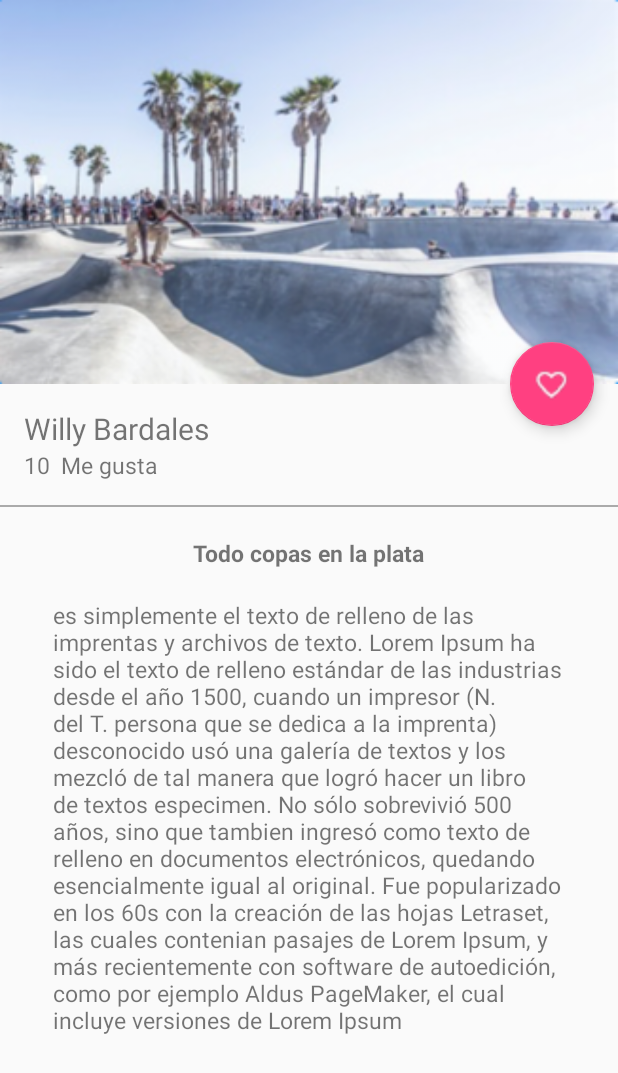
After one commit to willybc/GramMovil, an Android app: the PictureDetailActivity screen opened directly, with no data from a screen before it, on a phone screen of 412 x 824 dp. The commit adds this screen. Shown: the top 1073 px of the screen. Run offline under Robolectric (Android 15) with nearby library versions, the phone set to English and light mode, and no system bars.

Commit message:
Collapsing Toolbar Latout, AppBarLayout

```diff
--- a/build.gradle
+++ b/build.gradle
@@ -21,7 +21,6 @@ android {
 
 dependencies {
     compile fileTree(dir: 'libs', include: ['*.jar'])
-    testCompile 'junit:junit:4.12'
     compile 'com.android.support:appcompat-v7:25.2.0'
     compile 'com.android.support:design:25.2.0'
     compile 'com.android.support:cardview-v7:25.2.0'
@@ -29,4 +28,6 @@ dependencies {
     compile 'com.roughike:bottom-bar:2.1.1'
     compile 'com.android.support:recyclerview-v7:24.2.0'
     compile 'com.squareup.picasso:picasso:2.5.2'
+    compile 'com.android.support.constraint:constraint-layout:+'
+    testCompile 'junit:junit:4.12'
 }
--- a/src/main/AndroidManifest.xml
+++ b/src/main/AndroidManifest.xml
@@ -1,8 +1,8 @@
 <?xml version="1.0" encoding="utf-8"?>
 <manifest xmlns:android="http://schemas.android.com/apk/res/android"
-    package="io.github.httpswillybc.appmovil">
+          package="io.github.httpswillybc.appmovil">
 
-    <uses-permission android:name="android.permission.INTERNET" />
+    <uses-permission android:name="android.permission.INTERNET"/>
 
     <application
         android:allowBackup="true"
@@ -12,9 +12,9 @@
         android:theme="@style/AppTheme">
         <activity android:name=".MainActivity">
             <intent-filter>
-                <action android:name="android.intent.action.MAIN" />
+                <action android:name="android.intent.action.MAIN"/>
 
-                <category android:name="android.intent.category.LAUNCHER" />
+                <category android:name="android.intent.category.LAUNCHER"/>
             </intent-filter>
         </activity>
         <activity
@@ -22,20 +22,20 @@
             android:parentActivityName=".MainActivity">
             <meta-data
                 android:name="android.support.PARENT_ACTIVITY"
-                android:value=".MainActivity" />
+                android:value=".MainActivity"/>
         </activity>
         <activity
             android:name=".ReferenciaActivity"
             android:label="RefenrenciaActivity"
-            android:theme="@style/AppTheme" />
-
+            android:theme="@style/AppTheme"/>
         <activity
             android:name=".ContainerActivity"
             android:parentActivityName=".MainActivity">
             <meta-data
                 android:name="android.support.PARENT_ACTIVITY"
                 android:value=".MainActivity"/>
-
+        </activity>
+        <activity android:name=".view.PictureDetailActivity">
         </activity>
     </application>
 
--- /dev/null
+++ b/src/main/java/io/github/httpswillybc/appmovil/view/PictureDetailActivity.java
@@ -0,0 +1,15 @@
+package io.github.httpswillybc.appmovil.view;
+
+import android.support.v7.app.AppCompatActivity;
+import android.os.Bundle;
+
+import io.github.httpswillybc.appmovil.R;
+
+public class PictureDetailActivity extends AppCompatActivity {
+
+    @Override
+    protected void onCreate(Bundle savedInstanceState) {
+        super.onCreate(savedInstanceState);
+        setContentView(R.layout.activity_picture_detail);
+    }
+}
--- /dev/null
+++ b/src/main/res/layout/activity_picture_detail.xml
@@ -0,0 +1,149 @@
+<?xml version="1.0" encoding="utf-8"?>
+<android.support.design.widget.CoordinatorLayout
+    xmlns:android="http://schemas.android.com/apk/res/android"
+    xmlns:app="http://schemas.android.com/apk/res-auto"
+    xmlns:tools="http://schemas.android.com/tools"
+    android:layout_width="match_parent"
+    android:layout_height="match_parent"
+    android:fitsSystemWindows="true"
+    tools:context="com.platzi.platzigram.view.PictureDetailActivity">
+
+    <android.support.v4.widget.NestedScrollView
+        android:layout_width="match_parent"
+        android:layout_height="match_parent"
+        app:layout_behavior="@string/appbar_scrolling_view_behavior"
+        >
+
+        <LinearLayout
+            android:layout_width="match_parent"
+            android:layout_height="match_parent"
+            android:orientation="vertical"
+            android:paddingTop="@dimen/activity_vertical_margin"
+            >
+            <TextView
+                android:id="@+id/userNameDetail"
+                android:layout_width="wrap_content"
+                android:layout_height="wrap_content"
+                android:textSize="@dimen/textsize_usernamedetail"
+                android:text="@string/username_card"
+                android:paddingLeft="@dimen/activity_horizontal_margin"
+                android:paddingRight="@dimen/activity_vertical_margin"
+                />
+
+            <LinearLayout
+                android:layout_width="match_parent"
+                android:layout_height="wrap_content"
+                android:orientation="horizontal"
+                android:paddingBottom="@dimen/activity_vertical_margin"
+                android:paddingLeft="@dimen/activity_horizontal_margin"
+                android:paddingRight="@dimen/activity_horizontal_margin"
+                >
+                <TextView
+                    android:id="@+id/likeNumberDetail"
+                    android:layout_width="wrap_content"
+                    android:layout_height="wrap_content"
+                    android:textSize="@dimen/textsize_likenumberdetail"
+                    android:text="10"
+
+                    />
+
+                <TextView
+                    android:id="@+id/secondWordDetail"
+                    android:layout_width="wrap_content"
+                    android:layout_height="wrap_content"
+                    android:textSize="@dimen/textsize_likenumberdetail"
+                    android:text="@string/secondword_detail"
+                    android:layout_marginLeft="@dimen/marginleft_secondword"
+                    />
+
+            </LinearLayout>
+
+
+            <View
+                android:layout_width="match_parent"
+                android:layout_height="@dimen/height_divider"
+                android:background="@android:color/darker_gray"
+                />
+            <TextView
+                android:id="@+id/titleImage"
+                android:layout_width="wrap_content"
+                android:layout_height="wrap_content"
+                android:textSize="@dimen/textsize_likenumberdetail"
+                android:text="@string/titleimagedetail"
+                android:layout_gravity="center_horizontal"
+                android:textStyle="bold"
+                android:paddingTop="@dimen/paddingtop_tittleimagedetail"
+                />
+            <TextView
+                android:id="@+id/textContentImageDetail"
+                android:layout_width="wrap_content"
+                android:layout_height="wrap_content"
+                android:textSize="@dimen/textsize_likenumberdetail"
+                android:text="@string/lorem"
+                android:layout_gravity="center_horizontal"
+                android:paddingTop="@dimen/paddingtop_tittleimagedetail"
+                android:paddingLeft="@dimen/padding_horizontal_textcontendetail"
+                android:paddingRight="@dimen/padding_horizontal_textcontendetail"
+                />
+
+        </LinearLayout>
+
+    </android.support.v4.widget.NestedScrollView>
+
+    <android.support.design.widget.FloatingActionButton
+        android:id="@+id/fab"
+        android:layout_width="wrap_content"
+        android:layout_height="wrap_content"
+        android:layout_margin="@dimen/fab_margin"
+        android:src="@drawable/heart"
+        app:layout_anchor="@+id/appBar"
+        app:layout_anchorGravity="bottom|end"
+
+        />
+
+    <android.support.design.widget.AppBarLayout
+        android:id="@+id/appBar"
+        android:layout_width="match_parent"
+        android:layout_height="@dimen/appbarlayout_height"
+        android:fitsSystemWindows="true"
+        android:theme="@style/ThemeOverlay.AppCompat.Dark.ActionBar"
+        >
+
+        <android.support.design.widget.CollapsingToolbarLayout
+            android:id="@+id/collapsingToolbar"
+            android:layout_width="match_parent"
+            android:layout_height="match_parent"
+            app:contentScrim="@color/colorPrimary"
+            app:layout_scrollFlags="scroll|exitUntilCollapsed"
+
+            >
+
+            <ImageView
+                android:id="@+id/imageHeader"
+                android:layout_width="match_parent"
+                android:layout_height="match_parent"
+                android:background="@drawable/image"
+                android:fitsSystemWindows="true"
+                android:scaleType="centerCrop"
+                android:transitionName="@string/transitionname_picture"
+                app:layout_collapseMode="parallax"
+                />
+
+
+            <android.support.v7.widget.Toolbar
+                android:id="@+id/toolbar"
+                android:layout_width="match_parent"
+                android:layout_height="?attr/actionBarSize"
+                app:layout_collapseMode="pin"
+                app:popupTheme="@style/ThemeOverlay.AppCompat.Light"
+
+
+                />
+
+        </android.support.design.widget.CollapsingToolbarLayout>
+
+
+    </android.support.design.widget.AppBarLayout>
+
+
+</android.support.design.widget.CoordinatorLayout>
--- a/src/main/res/values/dimens.xml
+++ b/src/main/res/values/dimens.xml
@@ -14,4 +14,14 @@
     <dimen name="timecard_marginleft_card">5dp</dimen>
     <dimen name="like_margintop_card">10dp</dimen>
     <dimen name="bottombar_height">70dp</dimen>
+    <dimen name="textsize_usernamedetail">20dp</dimen>
+    <dimen name="textsize_likenumberdetail">15sp</dimen>
+    <dimen name="marginleft_secondword">7dp</dimen>
+    <dimen name="height_divider">1dp</dimen>
+    <dimen name="paddingtop_titleimagedetail">20dp</dimen>
+    <dimen name="padding_horizontal_textcontent_detail">35dp</dimen>
+    <dimen name="appbarlayout_height">256dp</dimen>
+    <dimen name="paddingtop_tittleimagedetail">20dp</dimen>
+    <dimen name="padding_horizontal_textcontendetail">35dp</dimen>
+
 </resources>
--- a/src/main/res/values/strings.xml
+++ b/src/main/res/values/strings.xml
@@ -22,4 +22,8 @@
     <string name="tab_home">Inicior</string>
     <string name="tab_profile">Yo</string>
     <string name="hello_blank_fragment">Hello blank fragment</string>
+    <string name="secondword_detail">Me gusta</string>
+    <string name="titleimagedetail">"Todo copas en la plata"</string>
+    <string name="transitionname_picture">transitionnamepicture</string>
+    <string name="lorem">es simplemente el texto de relleno de las imprentas y archivos de texto. Lorem Ipsum ha sido el texto de relleno estándar de las industrias desde el año 1500, cuando un impresor (N. del T. persona que se dedica a la imprenta) desconocido usó una galería de textos y los mezcló de tal manera que logró hacer un libro de textos especimen. No sólo sobrevivió 500 años, sino que tambien ingresó como texto de relleno en documentos electrónicos, quedando esencialmente igual al original. Fue popularizado en los 60s con la creación de las hojas "Letraset", las cuales contenian pasajes de Lorem Ipsum, y más recientemente con software de autoedición, como por ejemplo Aldus PageMaker, el cual incluye versiones de Lorem Ipsum</string>
 </resources>
```
Also changed, not shown: 1 other file.
